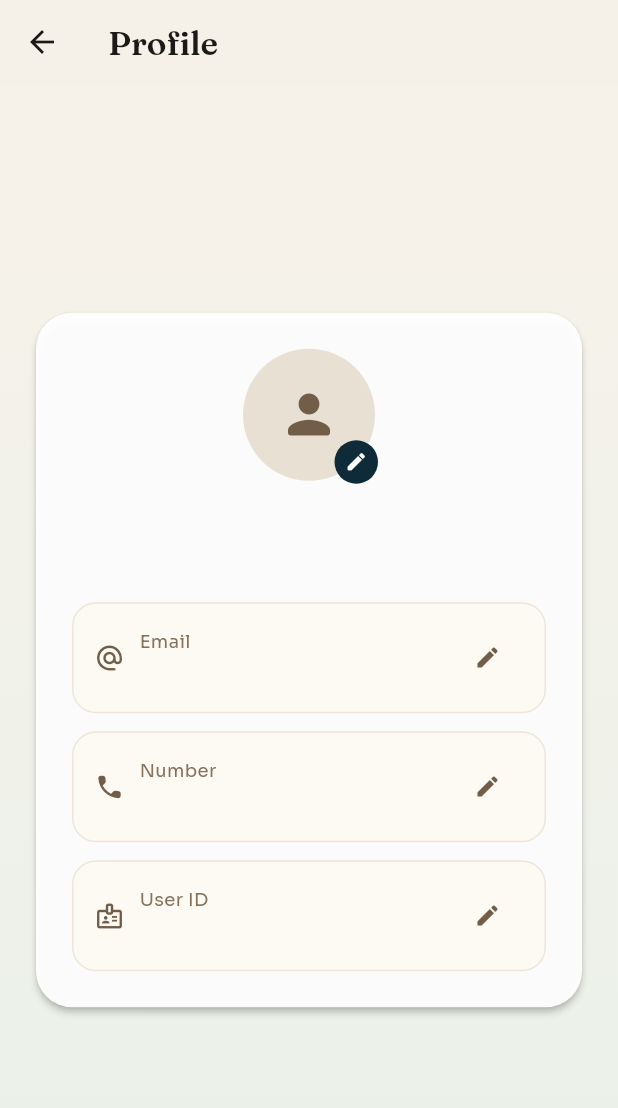
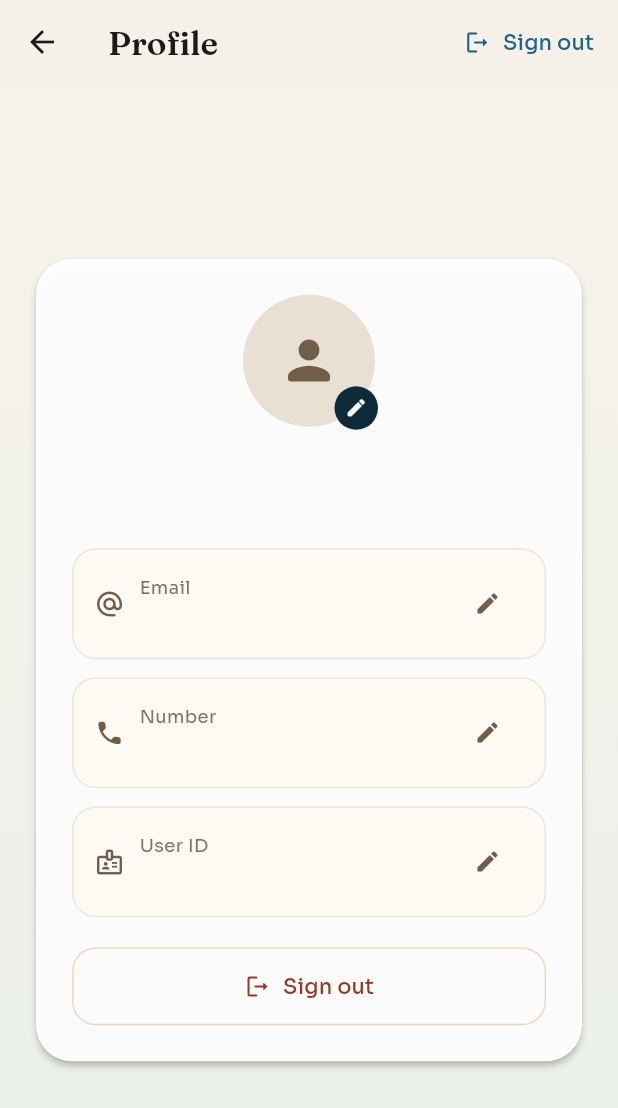
Before and after one commit to rohitsaini81/hotel-menu-generator, a Flutter app: the ProfilePage screen opened directly, on a phone screen of 412 x 824 dp. Shown: the top 1108 px of the screen. Run offline on Flutter 3.47's test engine with Material 3 defaults, Android fonts, the phone set to English and light mode, and no system bars; our stand-ins replace flutter_dotenv, google_fonts, google_sign_in, qr_flutter; missing offline and left inert: dart:html, google_sign_in_platform_interface, google_sign_in_web; accounts and stored records are empty.

Commit message:
Add profile sign out flow for mobile admin

```diff
--- a/mobile_admin/lib/pages/profile/profile_page.dart
+++ b/mobile_admin/lib/pages/profile/profile_page.dart
@@ -2,6 +2,7 @@ import 'package:flutter/material.dart';
 import 'package:google_fonts/google_fonts.dart';
 
 import '../../core/auth_service.dart';
+import '../auth/auth_landing_page.dart';
 
 class ProfilePage extends StatefulWidget {
   const ProfilePage({super.key});
@@ -69,12 +70,32 @@ class _ProfilePageState extends State<ProfilePage> {
     setState(() => onSave(value));
   }
 
+  Future<void> _handleSignOut() async {
+    await AuthService.signOut();
+    if (!mounted) {
+      return;
+    }
+    Navigator.of(context).pushAndRemoveUntil(
+      MaterialPageRoute(builder: (_) => const AuthLanding()),
+      (route) => false,
+    );
+  }
+
   @override
   Widget build(BuildContext context) {
     final hasPicture = _picture.isNotEmpty;
 
     return Scaffold(
-      appBar: AppBar(title: const Text('Profile')),
+      appBar: AppBar(
+        title: const Text('Profile'),
+        actions: [
+          TextButton.icon(
+            onPressed: _handleSignOut,
+            icon: const Icon(Icons.logout_rounded),
+            label: const Text('Sign out'),
+          ),
+        ],
+      ),
       body: Container(
         decoration: const BoxDecoration(
           gradient: LinearGradient(
@@ -219,6 +240,23 @@ class _ProfilePageState extends State<ProfilePage> {
                           onSave: (value) => _googleId = value,
                         ),
                       ),
+                      const SizedBox(height: 20),
+                      SizedBox(
+                        width: double.infinity,
+                        child: OutlinedButton.icon(
+                          onPressed: _handleSignOut,
+                          icon: const Icon(Icons.logout_rounded),
+                          label: const Text('Sign out'),
+                          style: OutlinedButton.styleFrom(
+                            foregroundColor: const Color(0xFF8D3C25),
+                            side: const BorderSide(color: Color(0xFFF0D6BF)),
+                            padding: const EdgeInsets.symmetric(vertical: 16),
+                            shape: RoundedRectangleBorder(
+                              borderRadius: BorderRadius.circular(16),
+                            ),
+                          ),
+                        ),
+                      ),
                     ],
                   ),
                 ),
```
Also changed, not shown: mobile_admin/lib/core/auth_service.dart (+10 -0 lines).
